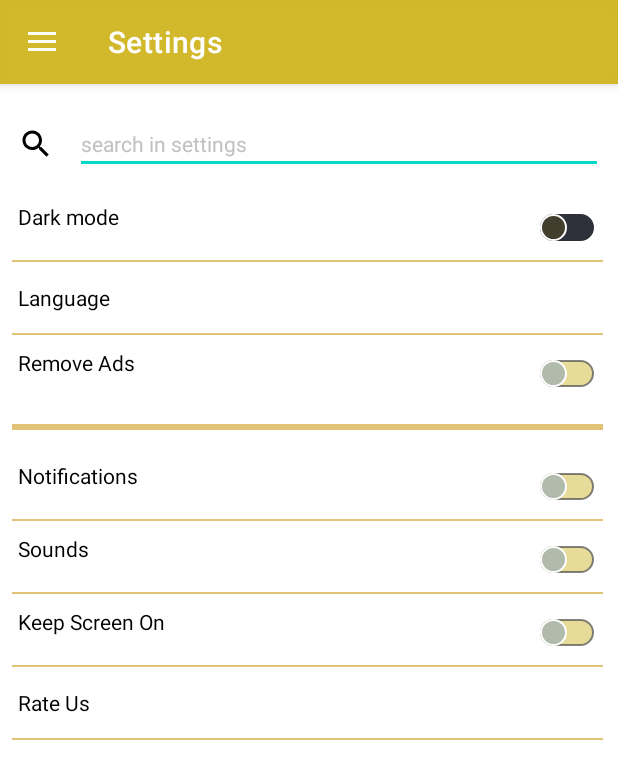
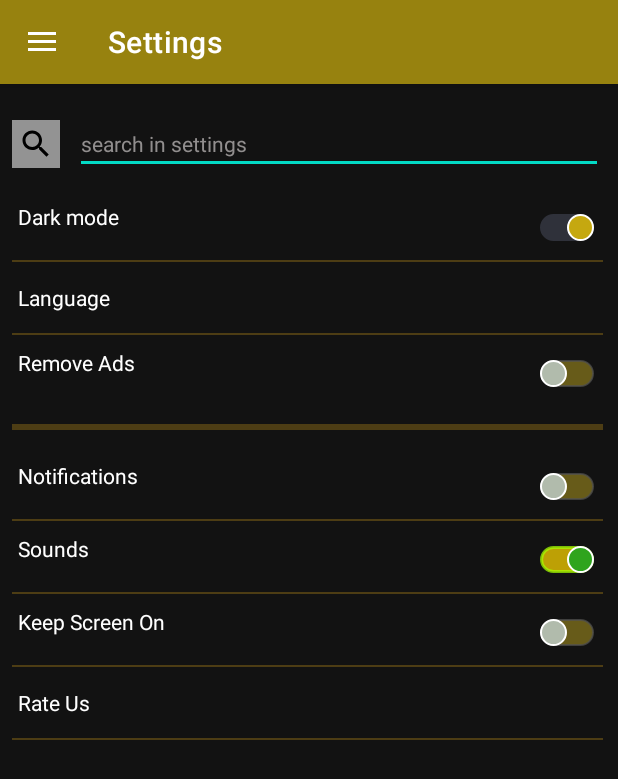
Before and after one commit to Mohamed02Emad/Protected_Notes, an Android app: the screen it shows after launch (MainActivity), in the side drawer, after a tap on "Settings", on a phone screen of 412 x 824 dp. Shown: the top 779 px of the screen. Run offline under Robolectric (Android 15) with nearby library versions, the phone set to English and light mode, and no system bars; our stand-ins replace navigation-ui; Roboto replaces fonts that are not available here.

```diff
--- a/app/src/main/java/com/example/android/protectednotes/MainActivity.java
+++ b/app/src/main/java/com/example/android/protectednotes/MainActivity.java
@@ -1,5 +1,7 @@
 package com.example.android.protectednotes;
 
+import android.content.Context;
+import android.content.SharedPreferences;
 import android.os.Bundle;
 import android.view.Menu;
 import android.view.WindowManager;
@@ -21,7 +23,7 @@ public class MainActivity extends AppCompatActivity {
     private AppBarConfiguration mAppBarConfiguration;
     private ActivityMainBinding binding;
     public static  boolean SoundON =true;
-
+    static Boolean DarkMode,Sounds,Screen;
 
 
     @Override
@@ -42,8 +44,42 @@ public class MainActivity extends AppCompatActivity {
         NavigationUI.setupActionBarWithNavController(this, navController, mAppBarConfiguration);
         NavigationUI.setupWithNavController(navigationView, navController);
 
+        setUpSettings();
+        setUp2();
+    }
+
+    private void setUp2() {
+        if(MainActivity.DarkMode) {
+            AppCompatDelegate.setDefaultNightMode(AppCompatDelegate.MODE_NIGHT_YES);
+        }
+        else {
+            AppCompatDelegate.setDefaultNightMode(AppCompatDelegate.MODE_NIGHT_NO);
+        }
+
+        if(MainActivity.Sounds) {
+            MainActivity.SoundON=true;
+        } else{
+            MainActivity.SoundON=false;
+        }
+
+        if(MainActivity.Screen) {
+            getWindow().addFlags(WindowManager.LayoutParams.FLAG_KEEP_SCREEN_ON);
+        } else{
+            getWindow().clearFlags(WindowManager.LayoutParams.FLAG_KEEP_SCREEN_ON);
+        }
 
     }
+
+
+
+    public void setUpSettings() {
+        SharedPreferences sp=getSharedPreferences("SettingsModes",Context.MODE_PRIVATE);
+        DarkMode=sp.getBoolean("Dark",true);
+        Screen=sp.getBoolean("ScreenOn",false);
+        Sounds=sp.getBoolean("Sounds",true);
+
+    }
+
 
     @Override
     public boolean onSupportNavigateUp() {
--- a/app/src/main/java/com/example/android/protectednotes/Settings.java
+++ b/app/src/main/java/com/example/android/protectednotes/Settings.java
@@ -1,5 +1,7 @@
 package com.example.android.protectednotes;
 
+import android.content.Context;
+import android.content.SharedPreferences;
 import android.media.MediaPlayer;
 import android.os.Bundle;
 
@@ -15,20 +17,13 @@ import android.view.WindowManager;
 import android.widget.CompoundButton;
 import android.widget.Switch;
 
-/**
- * A simple {@link Fragment} subclass.
- * Use the {@link Settings#newInstance} factory method to
- * create an instance of this fragment.
- */
 public class Settings extends Fragment {
     MediaPlayer ClickSound;
 
-    // TODO: Rename parameter arguments, choose names that match
-    // the fragment initialization parameters, e.g. ARG_ITEM_NUMBER
+
     private static final String ARG_PARAM1 = "param1";
     private static final String ARG_PARAM2 = "param2";
 
-    // TODO: Rename and change types of parameters
     private String mParam1;
     private String mParam2;
 
@@ -36,15 +31,6 @@ public class Settings extends Fragment {
         // Required empty public constructor
     }
 
-    /**
-     * Use this factory method to create a new instance of
-     * this fragment using the provided parameters.
-     *
-     * @param param1 Parameter 1.
-     * @param param2 Parameter 2.
-     * @return A new instance of fragment Settings.
-     */
-    // TODO: Rename and change types and number of parameters
     public static Settings newInstance(String param1, String param2) {
         Settings fragment = new Settings();
         Bundle args = new Bundle();
@@ -53,6 +39,7 @@ public class Settings extends Fragment {
         fragment.setArguments(args);
         return fragment;
     }
+
 
     @Override
     public void onCreate(Bundle savedInstanceState) {
@@ -74,9 +61,10 @@ public class Settings extends Fragment {
 
 
 
-
-
-
+    SharedPreferences Settings_Modes;
+  public   Switch SoundMode;
+  public   Switch sw;
+  public   Switch  screenOn;
 
 
     @Override
@@ -84,60 +72,109 @@ public class Settings extends Fragment {
         super.onViewCreated(view, savedInstanceState);
         ClickSound = MediaPlayer.create(getActivity(),R.raw.click);
 
+        sw =view.findViewById(R.id.DarkMode);
+        screenOn = view.findViewById(R.id.ScreenOn_Switch);
+        SoundMode=view.findViewById(R.id.Sound_Switch);
+
+        SettingsSetUp();
+
+        Settings_Modes=getActivity().getSharedPreferences("SettingsModes", Context.MODE_PRIVATE);
+        SharedPreferences.Editor editor=Settings_Modes.edit();
+
+
+
+//        editor.putBoolean("Ads",false);
+//        editor.putBoolean("notifications",true);
+
+
 
 
 
         //Dark Mode
-        Switch sw =view.findViewById(R.id.DarkMode);
+
         sw.setOnCheckedChangeListener(new CompoundButton.OnCheckedChangeListener() {
             @Override
             public void onCheckedChanged(CompoundButton compoundButton, boolean b) {
                 if(MainActivity.SoundON) ClickSound.start();
 
                 if(b){
-
+                    editor.putBoolean("Dark",true);
                     AppCompatDelegate.setDefaultNightMode(AppCompatDelegate.MODE_NIGHT_YES);
                 }else{
-
+                    editor.putBoolean("Dark",false);
                     AppCompatDelegate.setDefaultNightMode(AppCompatDelegate.MODE_NIGHT_NO);
                 }
+                editor.commit();
             }
         });
 
         //Keep screen on
-      Switch  screenOn = view.findViewById(R.id.ScreenOn_Switch);
         screenOn.setOnCheckedChangeListener(new CompoundButton.OnCheckedChangeListener() {
             @Override
             public void onCheckedChanged(CompoundButton compoundButton, boolean b) {
                 if(MainActivity.SoundON)ClickSound.start();
 
                 if(b){
+                    editor.putBoolean("ScreenOn",true);
                     getActivity().getWindow().addFlags(WindowManager.LayoutParams.FLAG_KEEP_SCREEN_ON);}
                 else {
+                    editor.putBoolean("ScreenOn",false);
                     getActivity().getWindow().clearFlags(WindowManager.LayoutParams.FLAG_KEEP_SCREEN_ON);
                 }
-
+                  editor.commit();
             }
         });
 
 
         //Sound On/Off
-       Switch SoundMode=view.findViewById(R.id.Sound_Switch);
        SoundMode.setOnCheckedChangeListener(new CompoundButton.OnCheckedChangeListener() {
            @Override
            public void onCheckedChanged(CompoundButton compoundButton, boolean b) {
                if (SoundMode.isChecked()) {
+                   editor.putBoolean("Sounds",true);
                    ClickSound.start();
                    SoundMode.setChecked(true);
                    MainActivity.SoundON=true;
                } else {
+                   editor.putBoolean("Sounds",false);
                    SoundMode.setChecked(false);
                    MainActivity.SoundON=false;
                }
+               editor.commit();
            }
        });
 
 
+    }
+
+
+   public  void SettingsSetUp(){
+        if(MainActivity.DarkMode) {
+            sw.setChecked(true);
+            AppCompatDelegate.setDefaultNightMode(AppCompatDelegate.MODE_NIGHT_YES);
+        }
+        else {
+            sw.setChecked(false);
+            AppCompatDelegate.setDefaultNightMode(AppCompatDelegate.MODE_NIGHT_NO);
+        }
+
+        if(MainActivity.Sounds) {
+            SoundMode.setChecked(true);
+            MainActivity.SoundON=true;
+        } else{
+            SoundMode.setChecked(false);
+            MainActivity.SoundON=false;
+        }
+
+        if(MainActivity.Screen){
+            screenOn.setChecked(true);
+            getActivity().getWindow().addFlags(WindowManager.LayoutParams.FLAG_KEEP_SCREEN_ON);
+
+        } else{
+            screenOn.setChecked(false);
+            getActivity().getWindow().clearFlags(WindowManager.LayoutParams.FLAG_KEEP_SCREEN_ON);
+        }
 
     }
+
 }
--- a/app/src/main/java/com/example/android/protectednotes/ui/home/HomeFragment.java
+++ b/app/src/main/java/com/example/android/protectednotes/ui/home/HomeFragment.java
@@ -51,7 +51,7 @@ public class HomeFragment extends Fragment {
         home_rv_dataArrayList.add(new home_Rv_Data("house of memories","5/4"));
         home_rv_dataArrayList.add(new home_Rv_Data(" Babe we built this house On memories Take my picture now Shake till you see it and when your fantasies become your legacy Promise me a place in your house of memories","20/10"));
         home_rv_dataArrayList.add(new home_Rv_Data("in the end it does't matter ","1/8"));
-        home_rv_dataArrayList.add(new home_Rv_Data("i'm boooooooooooooooooooored","2/4"));
+        home_rv_dataArrayList.add(new home_Rv_Data("i'm booooooooooooooooooooooooooooooooored","2/4"));
         home_rv_dataArrayList.add(new home_Rv_Data("what was my password","12/4"));
 
     // RV
```
